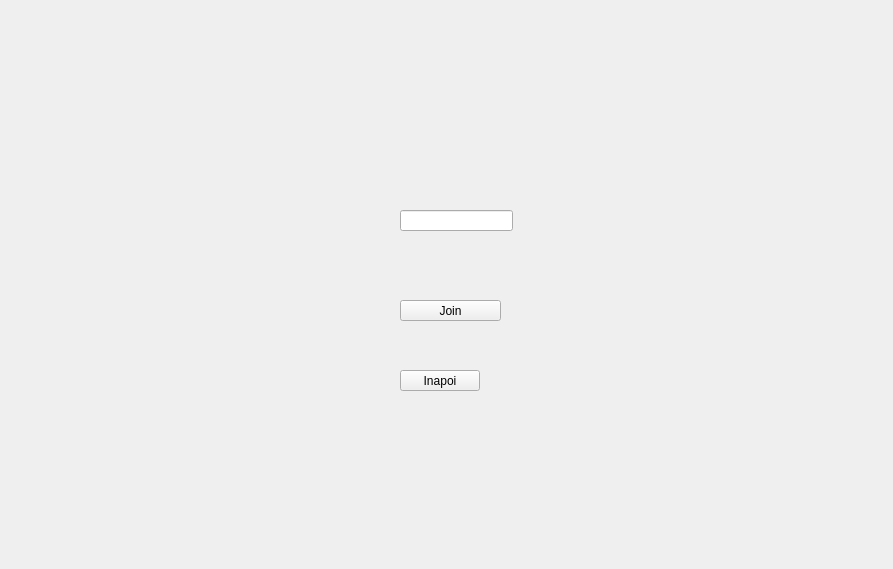
Denisucu1/ProjectModernCpp, file Client/mainmenu.ui: the form before one commit.
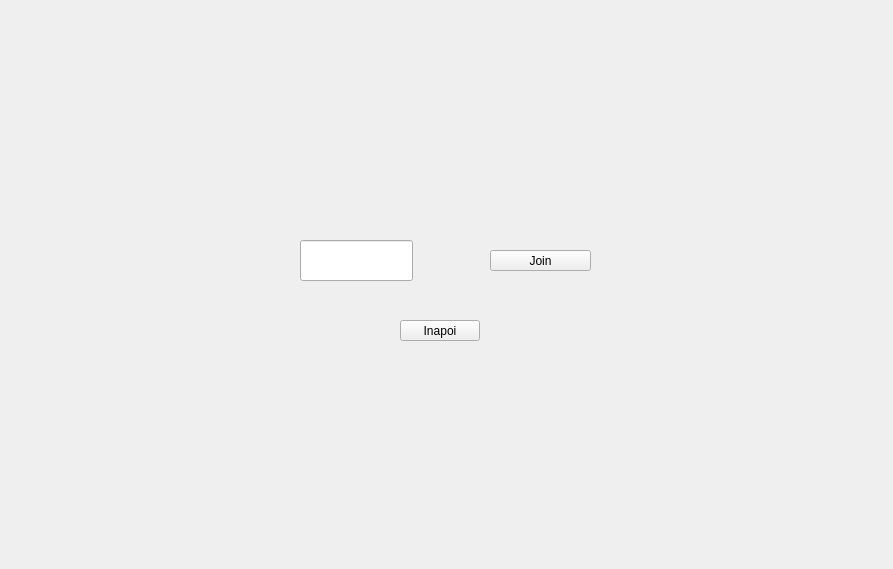
The form after the commit. The open tabs and pages were chosen to show the change.

The edit to the form file:
```diff
--- a/Client/mainmenu.ui
+++ b/Client/mainmenu.ui
@@ -296,10 +296,10 @@
     <widget class="QLineEdit" name="roomCodeInput">
      <property name="geometry">
       <rect>
-       <x>150</x>
-       <y>200</y>
+       <x>50</x>
+       <y>230</y>
        <width>113</width>
-       <height>21</height>
+       <height>41</height>
       </rect>
      </property>
      <property name="maxLength">
@@ -309,8 +309,8 @@
     <widget class="QPushButton" name="confirmJoinButton">
      <property name="geometry">
       <rect>
-       <x>150</x>
-       <y>290</y>
+       <x>240</x>
+       <y>240</y>
        <width>101</width>
        <height>21</height>
       </rect>
@@ -323,7 +323,7 @@
      <property name="geometry">
       <rect>
        <x>150</x>
-       <y>360</y>
+       <y>310</y>
        <width>80</width>
        <height>21</height>
       </rect>
```
Left out of the diff: 4 changed lines with no effect on the pictures.
